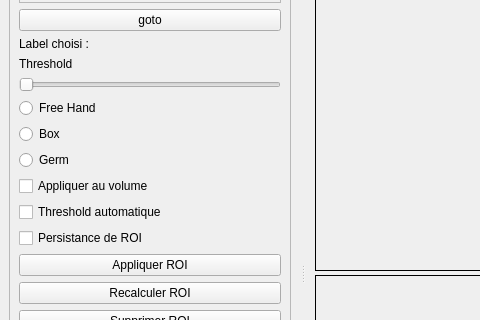
ostidepeignecul/segmentation-tool, file untitled.ui: the form before one commit; both pictures show x 0 to 480 and y 137 to 457 of the 1107 by 823 pixel window.
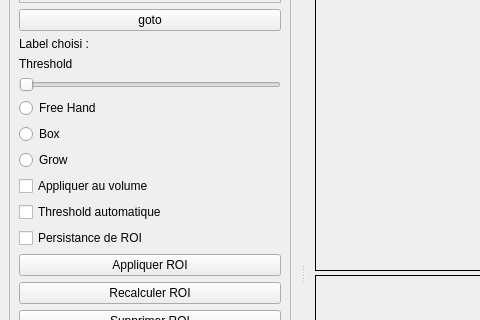
The form after the commit. Custom widgets are drawn as their Qt base class.

Commit message: refractor le nom des type de roi pour box, freehand et grow

```diff
--- a/untitled.ui
+++ b/untitled.ui
@@ -223,7 +223,7 @@
         <item>
          <widget class="QRadioButton" name="radioButton_3">
           <property name="text">
-           <string>Germ</string>
+           <string>Grow</string>
           </property>
          </widget>
         </item>
```
The commit also changes 19 other files.
